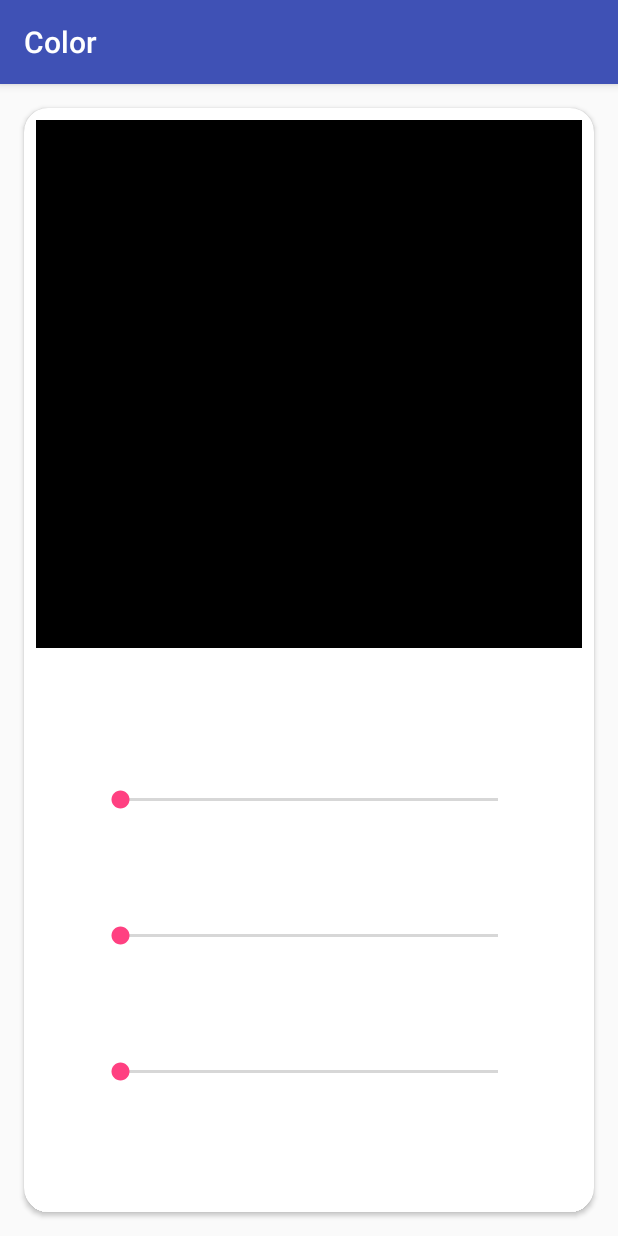
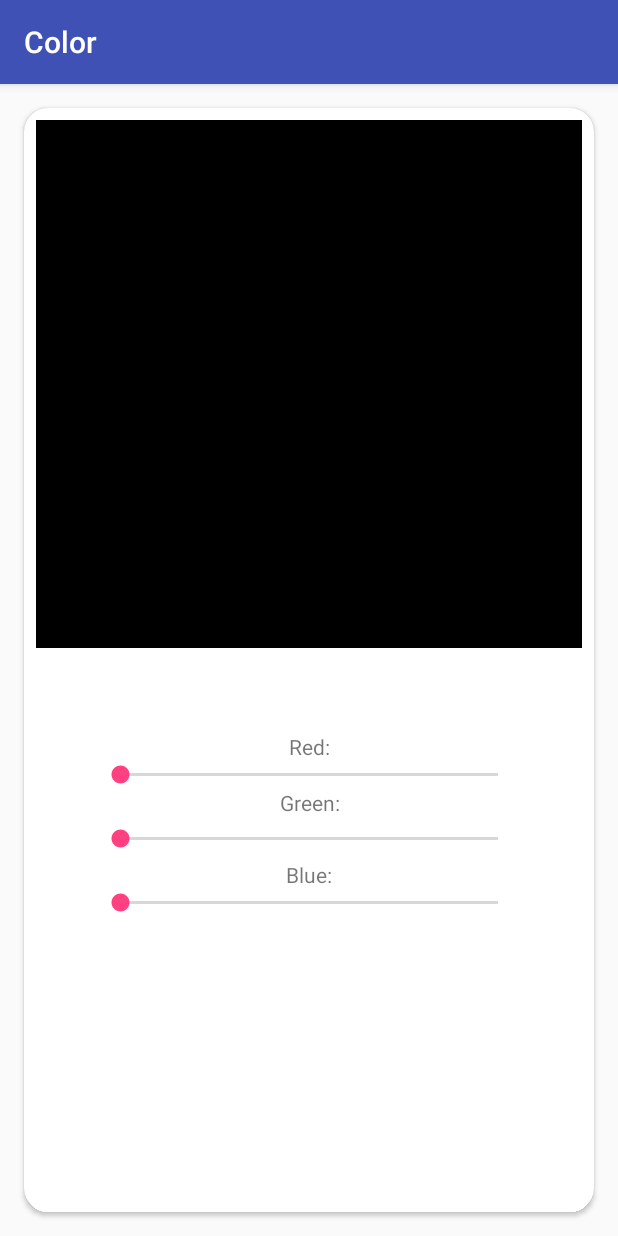
Before and after one commit to st18rai/ColorChooser, an Android app: the screen it shows after launch (MainActivity), on a phone screen of 412 x 824 dp. Run offline under Robolectric (Android 15) with nearby library versions, the phone set to English and light mode, and no system bars.

Commit message:
Added color codes, small fixes.

```diff
--- a/app/src/main/java/com/st18apps/color/MainActivity.java
+++ b/app/src/main/java/com/st18apps/color/MainActivity.java
@@ -4,6 +4,7 @@ import android.support.v7.app.AppCompatActivity;
 import android.os.Bundle;
 import android.widget.LinearLayout;
 import android.widget.SeekBar;
+import android.widget.TextView;
 
 public class MainActivity extends AppCompatActivity implements SeekBar.OnSeekBarChangeListener {
 
@@ -11,6 +12,9 @@ public class MainActivity extends AppCompatActivity implements SeekBar.OnSeekBar
     private SeekBar green;
     private SeekBar blue;
     private LinearLayout palette;
+    private TextView tvRed;
+    private TextView tvGreen;
+    private TextView tvBlue;
 
     @Override
     protected void onCreate(Bundle savedInstanceState) {
@@ -21,6 +25,9 @@ public class MainActivity extends AppCompatActivity implements SeekBar.OnSeekBar
         green = (SeekBar) findViewById(R.id.seekBarG);
         blue = (SeekBar) findViewById(R.id.seekBarB);
         palette = (LinearLayout) findViewById(R.id.palette);
+        tvRed = (TextView) findViewById(R.id.textViewR);
+        tvGreen = (TextView) findViewById(R.id.textViewG);
+        tvBlue = (TextView) findViewById(R.id.textViewB);
 
         red.setOnSeekBarChangeListener(this);
         green.setOnSeekBarChangeListener(this);
@@ -37,7 +44,22 @@ public class MainActivity extends AppCompatActivity implements SeekBar.OnSeekBar
         palette.setBackgroundColor(0xff000000 + redColor * 0x10000 + greenColor * 0x100
                 + blueColor);
 
+        tvRed.setText(getResources().getString(R.string.red) + " " + String.valueOf(red.getProgress()));
+        tvGreen.setText(getResources().getString(R.string.green) + " " + String.valueOf(green.getProgress()));
+        tvBlue.setText(getResources().getString(R.string.blue) + " " + String.valueOf(blue.getProgress()));
+
     }
+
+//    private void updateColor2(){
+//        String redColor, greenColor, blueColor, colorCode;
+//        redColor = String.valueOf(red.getProgress());
+//        greenColor = String.valueOf(green.getProgress());
+//        blueColor = String.valueOf(blue.getProgress());
+//
+//        colorCode = redColor + greenColor + blueColor;
+//        palette.setBackgroundColor(Integer.parseInt(colorCode));
+//        textView.setText("Current color: " + colorCode);
+//    }
 
     @Override
     public void onProgressChanged(SeekBar seekBar, int progress, boolean fromUser) {
--- a/app/src/main/res/layout-land/activity_main.xml
+++ b/app/src/main/res/layout-land/activity_main.xml
@@ -1,6 +1,5 @@
 <?xml version="1.0" encoding="utf-8"?>
-<RelativeLayout
-    xmlns:android="http://schemas.android.com/apk/res/android"
+<RelativeLayout xmlns:android="http://schemas.android.com/apk/res/android"
     xmlns:app="http://schemas.android.com/apk/res-auto"
     xmlns:tools="http://schemas.android.com/tools"
     android:layout_width="match_parent"
@@ -36,26 +35,47 @@
                 app:layout_constraintTop_toTopOf="parent"
                 app:layout_constraintVertical_bias="0.0">
 
+                <TextView
+                    android:id="@+id/textViewR"
+                    android:layout_width="match_parent"
+                    android:layout_height="wrap_content"
+                    android:gravity="center"
+                    android:text="@string/red" />
+
                 <SeekBar
                     android:id="@+id/seekBarR"
                     android:layout_width="match_parent"
                     android:layout_height="wrap_content"
-                    android:layout_weight="1"
-                    android:max="255"/>
+                    android:max="255" />
+
+                <TextView
+                    android:id="@+id/textViewG"
+                    android:layout_width="match_parent"
+                    android:layout_height="wrap_content"
+                    android:gravity="center"
+                    android:text="@string/green" />
 
                 <SeekBar
                     android:id="@+id/seekBarG"
                     android:layout_width="match_parent"
                     android:layout_height="wrap_content"
-                    android:layout_weight="1"
-                    android:max="255"/>
+                    android:layout_marginBottom="5dp"
+                    android:layout_marginTop="5dp"
+                    android:max="255" />
+
+                <TextView
+                    android:id="@+id/textViewB"
+                    android:layout_width="match_parent"
+                    android:layout_height="wrap_content"
+                    android:gravity="center"
+                    android:text="@string/blue" />
 
                 <SeekBar
                     android:id="@+id/seekBarB"
                     android:layout_width="match_parent"
                     android:layout_height="wrap_content"
-                    android:layout_weight="1"
-                    android:max="255"/>
+                    android:max="255" />
+
             </LinearLayout>
 
             <android.support.constraint.Guideline
@@ -65,7 +85,7 @@
                 android:orientation="vertical"
                 app:layout_constraintGuide_percent="0.5"
                 tools:layout_editor_absoluteX="296dp"
-                tools:layout_editor_absoluteY="89dp"/>
+                tools:layout_editor_absoluteY="89dp" />
 
             <LinearLayout
                 android:id="@+id/palette"
--- a/app/src/main/res/layout/activity_main.xml
+++ b/app/src/main/res/layout/activity_main.xml
@@ -1,6 +1,5 @@
 <?xml version="1.0" encoding="utf-8"?>
-<RelativeLayout
-    xmlns:android="http://schemas.android.com/apk/res/android"
+<RelativeLayout xmlns:android="http://schemas.android.com/apk/res/android"
     xmlns:app="http://schemas.android.com/apk/res-auto"
     xmlns:tools="http://schemas.android.com/tools"
     android:layout_width="match_parent"
@@ -35,26 +34,47 @@
                 app:layout_constraintRight_toRightOf="parent"
                 app:layout_constraintTop_toTopOf="@+id/guideline2">
 
+                <TextView
+                    android:id="@+id/textViewR"
+                    android:layout_width="match_parent"
+                    android:layout_height="wrap_content"
+                    android:gravity="center"
+                    android:text="@string/red" />
+
                 <SeekBar
                     android:id="@+id/seekBarR"
                     android:layout_width="match_parent"
                     android:layout_height="wrap_content"
-                    android:layout_weight="1"
-                    android:max="255"/>
+                    android:max="255" />
+
+                <TextView
+                    android:id="@+id/textViewG"
+                    android:layout_width="match_parent"
+                    android:layout_height="wrap_content"
+                    android:gravity="center"
+                    android:text="@string/green" />
 
                 <SeekBar
                     android:id="@+id/seekBarG"
                     android:layout_width="match_parent"
                     android:layout_height="wrap_content"
-                    android:layout_weight="1"
-                    android:max="255"/>
+                    android:layout_marginBottom="5dp"
+                    android:layout_marginTop="5dp"
+                    android:max="255" />
+
+                <TextView
+                    android:id="@+id/textViewB"
+                    android:layout_width="match_parent"
+                    android:layout_height="wrap_content"
+                    android:gravity="center"
+                    android:text="@string/blue" />
 
                 <SeekBar
                     android:id="@+id/seekBarB"
                     android:layout_width="match_parent"
                     android:layout_height="wrap_content"
-                    android:layout_weight="1"
-                    android:max="255"/>
+                    android:max="255" />
+
             </LinearLayout>
 
             <LinearLayout
@@ -80,7 +100,7 @@
                 android:orientation="horizontal"
                 app:layout_constraintGuide_percent="0.5"
                 tools:layout_editor_absoluteX="0dp"
-                tools:layout_editor_absoluteY="556dp"/>
+                tools:layout_editor_absoluteY="556dp" />
         </android.support.constraint.ConstraintLayout>
     </android.support.v7.widget.CardView>
 </RelativeLayout>
--- a/app/src/main/res/values/strings.xml
+++ b/app/src/main/res/values/strings.xml
@@ -1,3 +1,6 @@
 <resources>
     <string name="app_name">Color</string>
+    <string name="red">Red:</string>
+    <string name="green">Green:</string>
+    <string name="blue">Blue:</string>
 </resources>
```
